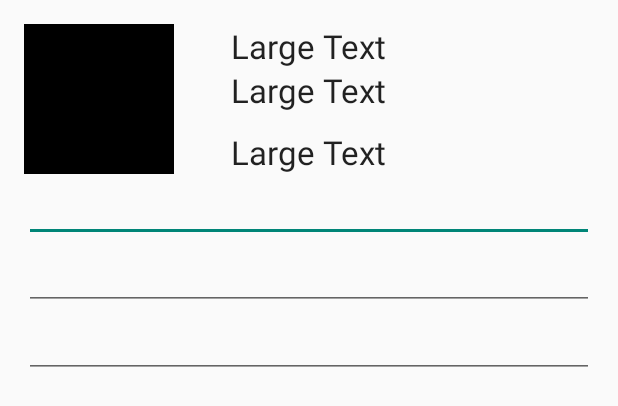
After one commit to woekun/ChatApp, an Android app: the layout activity_information.xml on its own in the app's theme, with its tools: preview values and no code run, on a phone screen of 412 x 824 dp. The commit adds this screen. Shown: the top 406 px of the screen. Run offline under Robolectric (Android 15) with nearby library versions, the phone set to English and light mode, and no system bars.

Commit message:
color cell

```diff
--- a/app/src/main/AndroidManifest.xml
+++ b/app/src/main/AndroidManifest.xml
@@ -68,6 +68,10 @@
             android:name=".Activities.search_contact"
             android:label="@string/title_activity_search_contact" >
         </activity>
+        <activity
+            android:name=".Activities.Information"
+            android:label="@string/title_activity_information" >
+        </activity>
     </application>
 
 </manifest>
--- a/app/src/main/java/com/example/hippy/chatapp/Activities/Chat.java
+++ b/app/src/main/java/com/example/hippy/chatapp/Activities/Chat.java
@@ -114,8 +114,8 @@ public class Chat extends NavigationDrawer {
         ParseQuery<ParseObject> parseQuery = ParseQuery.getQuery("Chat");
         ArrayList<String> arrayList = new ArrayList<>();
         arrayList.add(buddy);
+        arrayList.add(UserList.user.getUsername());
 
-        arrayList.add(UserList.user.getUsername());
         parseQuery.whereContainedIn("sender", arrayList);
         parseQuery.whereContainedIn("receiver", arrayList);
         parseQuery.orderByDescending("createdAt");
--- /dev/null
+++ b/app/src/main/res/layout/activity_information.xml
@@ -0,0 +1,69 @@
+<RelativeLayout xmlns:android="http://schemas.android.com/apk/res/android"
+    xmlns:tools="http://schemas.android.com/tools" android:layout_width="match_parent"
+    android:layout_height="match_parent" android:paddingLeft="@dimen/activity_horizontal_margin"
+    android:paddingRight="@dimen/activity_horizontal_margin"
+    android:paddingTop="@dimen/activity_vertical_margin"
+    android:paddingBottom="@dimen/activity_vertical_margin"
+    tools:context="com.example.hippy.chatapp.Activities.Information">
+
+    <ImageView
+        android:layout_width="100dp"
+        android:layout_height="100dp"
+        android:id="@+id/imgAvatar"
+        android:layout_alignParentTop="true"
+        android:layout_alignParentStart="true"
+        android:background="#000000"/>
+
+    <TextView
+        android:layout_width="wrap_content"
+        android:layout_height="wrap_content"
+        android:textAppearance="?android:attr/textAppearanceLarge"
+        android:text="Large Text"
+        android:id="@+id/txtNick"
+        android:layout_alignParentTop="true"
+        android:layout_centerHorizontal="true" />
+
+    <TextView
+        android:layout_width="wrap_content"
+        android:layout_height="wrap_content"
+        android:textAppearance="?android:attr/textAppearanceLarge"
+        android:text="Large Text"
+        android:id="@+id/txtName"
+        android:layout_below="@+id/txtNick"
+        android:layout_alignStart="@+id/txtNick" />
+
+    <TextView
+        android:layout_width="wrap_content"
+        android:layout_height="wrap_content"
+        android:textAppearance="?android:attr/textAppearanceLarge"
+        android:text="Large Text"
+        android:id="@+id/txtSdt"
+        android:layout_alignBottom="@+id/imgAvatar"
+        android:layout_alignStart="@+id/txtName" />
+
+    <EditText
+        android:layout_width="match_parent"
+        android:layout_height="wrap_content"
+        android:id="@+id/edtEmail"
+        android:layout_alignParentEnd="true"
+        android:layout_below="@+id/imgAvatar" />
+
+    <EditText
+        android:layout_width="match_parent"
+        android:layout_height="wrap_content"
+        android:inputType="textPassword"
+        android:ems="10"
+        android:id="@+id/edtOldPw"
+        android:layout_below="@+id/edtEmail"
+        android:layout_centerHorizontal="true" />
+
+    <EditText
+        android:layout_width="match_parent"
+        android:layout_height="wrap_content"
+        android:inputType="textPassword"
+        android:ems="10"
+        android:id="@+id/edtNewPw"
+        android:layout_below="@+id/edtOldPw"
+        android:layout_centerHorizontal="true" />
+
+</RelativeLayout>
--- a/app/src/main/res/values/strings.xml
+++ b/app/src/main/res/values/strings.xml
@@ -33,5 +33,6 @@
     <string name="title_section2">Section 2</string>
     <string name="title_section3">Section 3</string>
     <string name="title_activity_search_contact">search_contact</string>
+    <string name="title_activity_information">Information</string>
 
 </resources>
```
Also changed, not shown: app/src/main/java/com/example/hippy/chatapp/Activities/Information.java (added, +84 -0 lines), app/src/main/java/com/example/hippy/chatapp/Activities/NavigationDrawer.java (+18 -6 lines), app/src/main/res/menu/menu_information.xml (added, +7 -0 lines), app/src/main/res/menu/navigation_drawer_menu.xml (+5 -5 lines).
